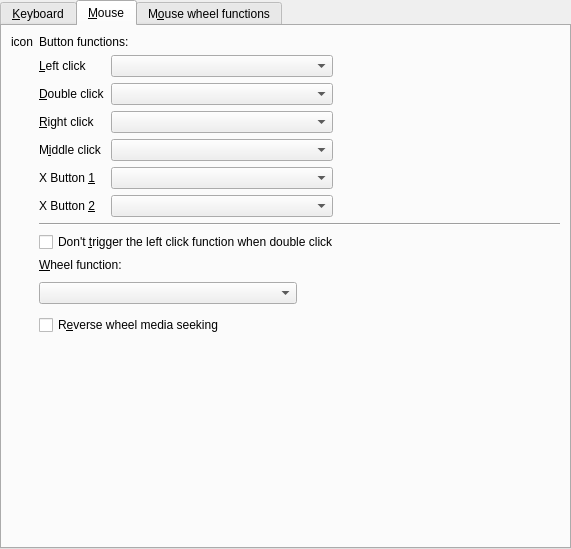
Before: the Qt Designer form src/prefinput.ui in wilbert2000/wzplayer, drawn with Qt 5.
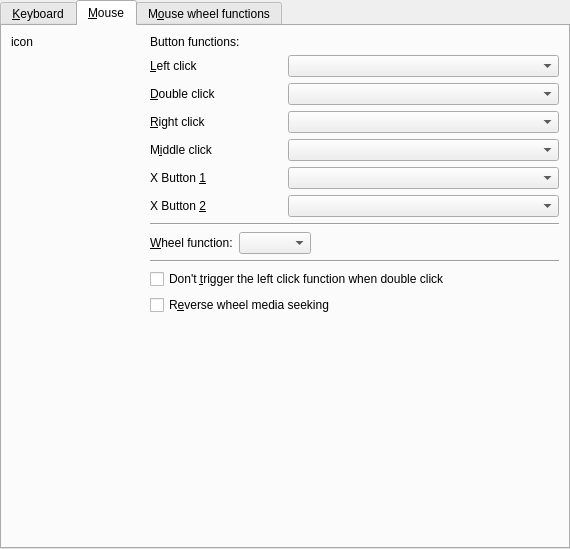
After: the same form once the commit is applied. The open tabs and pages were chosen to show the change. Custom widgets are drawn as their Qt base class.

Commit message: Reorder widgets in prefinput

The edit to the form file:
```diff
--- a/src/prefinput.ui
+++ b/src/prefinput.ui
@@ -6,7 +6,7 @@
    <rect>
     <x>0</x>
     <y>0</y>
-    <width>571</width>
+    <width>570</width>
     <height>549</height>
    </rect>
   </property>
@@ -85,27 +85,44 @@
       <attribute name="title">
        <string>&amp;Mouse</string>
       </attribute>
-      <layout class="QGridLayout">
-       <property name="margin">
-        <number>9</number>
-       </property>
-       <property name="spacing">
-        <number>6</number>
-       </property>
-       <item row="6" column="3">
-        <spacer>
-         <property name="orientation">
-          <enum>Qt::Horizontal</enum>
+      <layout class="QGridLayout" name="gridLayout">
+       <item row="0" column="0" rowspan="13">
+        <layout class="QVBoxLayout">
+         <property name="spacing">
+          <number>6</number>
          </property>
-         <property name="sizeHint" stdset="0">
-          <size>
-           <width>161</width>
-           <height>20</height>
-          </size>
+         <property name="margin">
+          <number>0</number>
          </property>
-        </spacer>
+         <item>
+          <widget class="QLabel" name="mouse_icon">
+           <property name="text">
+            <string>icon</string>
+           </property>
+           <property name="wordWrap">
+            <bool>false</bool>
+           </property>
+          </widget>
+         </item>
+         <item>
+          <spacer>
+           <property name="orientation">
+            <enum>Qt::Vertical</enum>
+           </property>
+           <property name="sizeType">
+            <enum>QSizePolicy::Expanding</enum>
+           </property>
+           <property name="sizeHint" stdset="0">
+            <size>
+             <width>20</width>
+             <height>20</height>
+            </size>
+           </property>
+          </spacer>
+         </item>
+        </layout>
        </item>
-       <item row="0" column="1" colspan="3">
+       <item row="0" column="1" colspan="2">
         <widget class="QLabel" name="textLabel1_16">
          <property name="text">
           <string>Button functions:</string>
@@ -115,37 +132,21 @@
          </property>
         </widget>
        </item>
-       <item row="2" column="3">
-        <spacer>
-         <property name="orientation">
-          <enum>Qt::Horizontal</enum>
+       <item row="1" column="1">
+        <widget class="QLabel" name="textLabel2_6">
+         <property name="text">
+          <string>&amp;Left click</string>
          </property>
-         <property name="sizeType">
-          <enum>QSizePolicy::Expanding</enum>
+         <property name="wordWrap">
+          <bool>false</bool>
          </property>
-         <property name="sizeHint" stdset="0">
-          <size>
-           <width>161</width>
-           <height>20</height>
-          </size>
+         <property name="buddy">
+          <cstring>left_click_combo</cstring>
          </property>
-        </spacer>
+        </widget>
        </item>
-       <item row="4" column="3">
-        <spacer>
-         <property name="orientation">
-          <enum>Qt::Horizontal</enum>
-         </property>
-         <property name="sizeHint" stdset="0">
-          <size>
-           <width>161</width>
-           <height>20</height>
-          </size>
-         </property>
-        </spacer>
-       </item>
-       <item row="2" column="2">
-        <widget class="MyComboBox" name="double_click_combo">
+       <item row="1" column="2" colspan="2">
+        <widget class="MyComboBox" name="left_click_combo">
          <property name="sizePolicy">
           <sizepolicy hsizetype="Expanding" vsizetype="Fixed">
            <horstretch>0</horstretch>
@@ -167,24 +168,38 @@
          </property>
         </widget>
        </item>
-       <item row="1" column="3">
-        <spacer>
-         <property name="orientation">
-          <enum>Qt::Horizontal</enum>
+       <item row="2" column="2" colspan="2">
+        <widget class="MyComboBox" name="double_click_combo">
+         <property name="sizePolicy">
+          <sizepolicy hsizetype="Expanding" vsizetype="Fixed">
+           <horstretch>0</horstretch>
+           <verstretch>0</verstretch>
+          </sizepolicy>
          </property>
-         <property name="sizeType">
-          <enum>QSizePolicy::Expanding</enum>
+        </widget>
+       </item>
+       <item row="3" column="1">
+        <widget class="QLabel" name="textLabel3_5">
+         <property name="text">
+          <string>&amp;Right click</string>
          </property>
-         <property name="sizeHint" stdset="0">
-          <size>
-           <width>161</width>
-           <height>20</height>
-          </size>
+         <property name="wordWrap">
+          <bool>false</bool>
          </property>
-        </spacer>
+         <property name="buddy">
+          <cstring>right_click_combo</cstring>
+         </property>
+        </widget>
        </item>
-       <item row="4" column="2">
-        <widget class="QComboBox" name="middle_click_combo"/>
+       <item row="3" column="2" colspan="2">
+        <widget class="MyComboBox" name="right_click_combo">
+         <property name="sizePolicy">
+          <sizepolicy hsizetype="Expanding" vsizetype="Fixed">
+           <horstretch>0</horstretch>
+           <verstretch>0</verstretch>
+          </sizepolicy>
+         </property>
+        </widget>
        </item>
        <item row="4" column="1">
         <widget class="QLabel" name="label">
@@ -196,22 +211,22 @@
          </property>
         </widget>
        </item>
-       <item row="5" column="2">
+       <item row="4" column="2" colspan="2">
+        <widget class="QComboBox" name="middle_click_combo"/>
+       </item>
+       <item row="5" column="1">
+        <widget class="QLabel" name="label_2">
+         <property name="text">
+          <string>X Button &amp;1</string>
+         </property>
+         <property name="buddy">
+          <cstring>xbutton1_click_combo</cstring>
+         </property>
+        </widget>
+       </item>
+       <item row="5" column="2" colspan="2">
         <widget class="QComboBox" name="xbutton1_click_combo"/>
        </item>
-       <item row="5" column="3">
-        <spacer>
-         <property name="orientation">
-          <enum>Qt::Horizontal</enum>
-         </property>
-         <property name="sizeHint" stdset="0">
-          <size>
-           <width>161</width>
-           <height>20</height>
-          </size>
-         </property>
-        </spacer>
-       </item>
        <item row="6" column="1">
         <widget class="QLabel" name="label_3">
          <property name="text">
@@ -222,17 +237,7 @@
          </property>
         </widget>
        </item>
-       <item row="5" column="1">
-        <widget class="QLabel" name="label_2">
-         <property name="text">
-          <string>X Button &amp;1</string>
-         </property>
-         <property name="buddy">
-          <cstring>xbutton1_click_combo</cstring>
-         </property>
-        </widget>
-       </item>
-       <item row="6" column="2">
+       <item row="6" column="2" colspan="2">
         <widget class="QComboBox" name="xbutton2_click_combo"/>
        </item>
        <item row="7" column="1" colspan="3">
@@ -254,113 +259,9 @@
          </property>
         </widget>
        </item>
-       <item row="9" column="2">
-        <spacer>
-         <property name="orientation">
-          <enum>Qt::Vertical</enum>
-         </property>
-         <property name="sizeType">
-          <enum>QSizePolicy::Expanding</enum>
-         </property>
-         <property name="sizeHint" stdset="0">
-          <size>
-           <width>20</width>
-           <height>20</height>
-          </size>
-         </property>
-        </spacer>
-       </item>
-       <item row="1" column="1">
-        <widget class="QLabel" name="textLabel2_6">
-         <property name="text">
-          <string>&amp;Left click</string>
-         </property>
-         <property name="wordWrap">
-          <bool>false</bool>
-         </property>
-         <property name="buddy">
-          <cstring>left_click_combo</cstring>
-         </property>
-        </widget>
-       </item>
-       <item row="0" column="0" rowspan="10">
-        <layout class="QVBoxLayout">
-         <property name="spacing">
-          <number>6</number>
-         </property>
-         <property name="margin">
-          <number>0</number>
-         </property>
-         <item>
-          <widget class="QLabel" name="mouse_icon">
-           <property name="text">
-            <string>icon</string>
-           </property>
-           <property name="wordWrap">
-            <bool>false</bool>
-           </property>
-          </widget>
-         </item>
-         <item>
-          <spacer>
-           <property name="orientation">
-            <enum>Qt::Vertical</enum>
-           </property>
-           <property name="sizeType">
-            <enum>QSizePolicy::Expanding</enum>
-           </property>
-           <property name="sizeHint" stdset="0">
-            <size>
-             <width>20</width>
-             <height>20</height>
-            </size>
-           </property>
-          </spacer>
-         </item>
-        </layout>
-       </item>
        <item row="8" column="1" colspan="3">
-        <layout class="QGridLayout">
-         <property name="margin">
-          <number>0</number>
-         </property>
-         <property name="spacing">
-          <number>6</number>
-         </property>
-         <item row="2" column="1">
-          <spacer>
-           <property name="orientation">
-            <enum>Qt::Horizontal</enum>
-           </property>
-           <property name="sizeType">
-            <enum>QSizePolicy::Expanding</enum>
-           </property>
-           <property name="sizeHint" stdset="0">
-            <size>
-             <width>121</width>
-             <height>31</height>
-            </size>
-           </property>
-          </spacer>
-         </item>
-         <item row="3" column="0" colspan="2">
-          <widget class="QCheckBox" name="wheel_function_seeking_reverse_check">
-           <property name="text">
-            <string>R&amp;everse wheel media seeking</string>
-           </property>
-          </widget>
-         </item>
-         <item row="2" column="0">
-          <widget class="QComboBox" name="wheel_function_combo">
-           <property name="sizePolicy">
-            <sizepolicy hsizetype="Expanding" vsizetype="Fixed">
-             <horstretch>0</horstretch>
-             <verstretch>0</verstretch>
-            </sizepolicy>
-           </property>
-          </widget>
-         </item>
-         <item row="1" column="0" colspan="2">
+        <layout class="QHBoxLayout" name="horizontalLayout">
+         <item>
           <widget class="QLabel" name="textLabel2_8">
            <property name="text">
             <string>&amp;Wheel function:</string>
@@ -373,59 +274,66 @@
            </property>
           </widget>
          </item>
-         <item row="0" column="0" colspan="2">
-          <widget class="QCheckBox" name="delay_left_check">
-           <property name="text">
-            <string>Don't &amp;trigger the left click function when double click</string>
+         <item>
+          <widget class="QComboBox" name="wheel_function_combo">
+           <property name="sizePolicy">
+            <sizepolicy hsizetype="Preferred" vsizetype="Fixed">
+             <horstretch>0</horstretch>
+             <verstretch>0</verstretch>
+            </sizepolicy>
            </property>
           </widget>
          </item>
+         <item>
+          <spacer>
+           <property name="orientation">
+            <enum>Qt::Horizontal</enum>
+           </property>
+           <property name="sizeType">
+            <enum>QSizePolicy::Expanding</enum>
+           </property>
+           <property name="sizeHint" stdset="0">
+            <size>
+             <width>100</width>
+             <height>20</height>
+            </size>
+           </property>
+          </spacer>
+         </item>
         </layout>
        </item>
-       <item row="1" column="2">
-        <widget class="MyComboBox" name="left_click_combo">
-         <property name="sizePolicy">
-          <sizepolicy hsizetype="Expanding" vsizetype="Fixed">
-           <horstretch>0</horstretch>
-           <verstretch>0</verstretch>
-          </sizepolicy>
-         </property>
-        </widget>
-       </item>
-       <item row="3" column="2">
-        <widget class="MyComboBox" name="right_click_combo">
-         <property name="sizePolicy">
-          <sizepolicy hsizetype="Expanding" vsizetype="Fixed">
-           <horstretch>0</horstretch>
-           <verstretch>0</verstretch>
-          </sizepolicy>
-         </property>
-        </widget>
-       </item>
-       <item row="3" column="1">
-        <widget class="QLabel" name="textLabel3_5">
-         <property name="text">
-          <string>&amp;Right click</string>
-         </property>
-         <property name="wordWrap">
-          <bool>false</bool>
-         </property>
-         <property name="buddy">
-          <cstring>right_click_combo</cstring>
-         </property>
-        </widget>
-       </item>
-       <item row="3" column="3">
-        <spacer>
+       <item row="9" column="1" colspan="3">
+        <widget class="Line" name="line">
          <property name="orientation">
           <enum>Qt::Horizontal</enum>
          </property>
+        </widget>
+       </item>
+       <item row="10" column="1" colspan="3">
+        <widget class="QCheckBox" name="delay_left_check">
+         <property name="text">
+          <string>Don't &amp;trigger the left click function when double click</string>
+         </property>
+        </widget>
+       </item>
+       <item row="11" column="1" colspan="3">
+        <widget class="QCheckBox" name="wheel_function_seeking_reverse_check">
+         <property name="text">
+          <string>R&amp;everse wheel media seeking</string>
+         </property>
+        </widget>
+       </item>
+       <item row="12" column="3">
+        <spacer>
+         <property name="orientation">
+          <enum>Qt::Vertical</enum>
+         </property>
          <property name="sizeType">
           <enum>QSizePolicy::Expanding</enum>
          </property>
          <property name="sizeHint" stdset="0">
           <size>
-           <width>161</width>
+           <width>20</width>
            <height>20</height>
           </size>
          </property>
```
Left out of the diff: 2 changed lines with no effect on the pictures. The commit also changes 1 other file.
